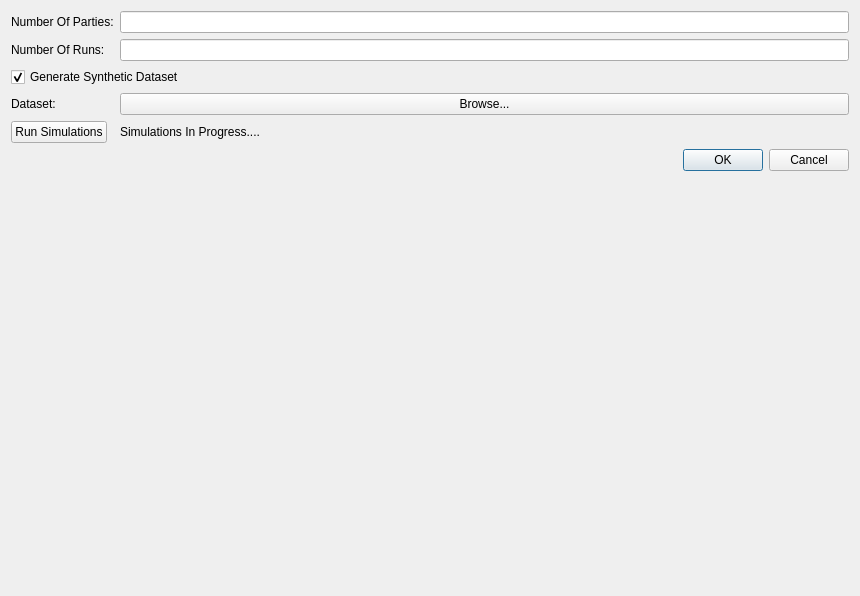
This is Client/UI/UiFiles/SimulationsDialog.ui in adar2/Privacy-preserving-machine-learning-laboratory as Qt 5 draws it before an edit. The edited form follows.
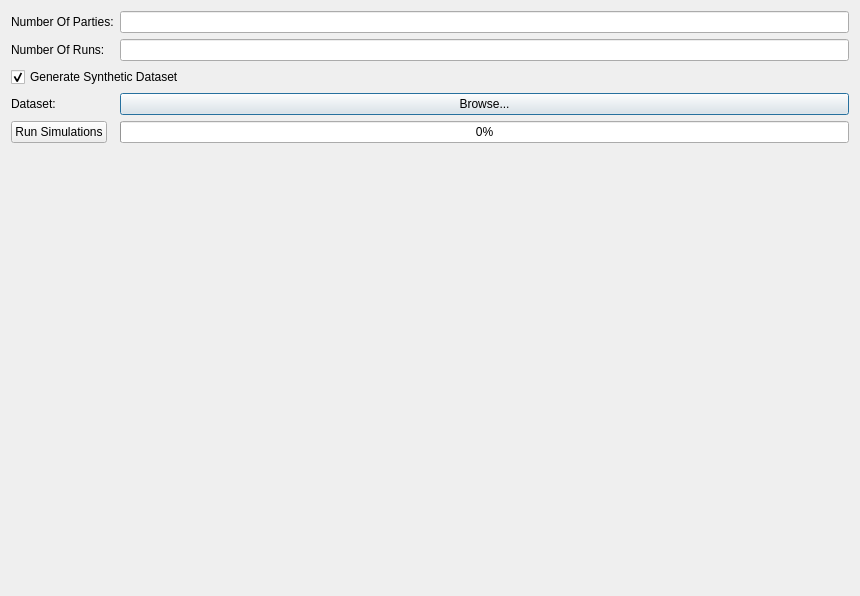
This is the edited form.

Commit message: Matched UI and Py file for simulations dialog

```diff
--- a/Client/UI/UiFiles/SimulationsDialog.ui
+++ b/Client/UI/UiFiles/SimulationsDialog.ui
@@ -70,20 +70,10 @@
        </property>
       </widget>
      </item>
-     <item row="9" column="1">
-      <widget class="QDialogButtonBox" name="buttonBox">
-       <property name="standardButtons">
-        <set>QDialogButtonBox::Cancel|QDialogButtonBox::Ok</set>
-       </property>
-      </widget>
-     </item>
-     <item row="10" column="0" colspan="2">
-      <layout class="QVBoxLayout" name="vert_layout"/>
-     </item>
      <item row="7" column="1">
-      <widget class="QLabel" name="loading_label">
-       <property name="text">
-        <string>Simulations In Progress....</string>
+      <widget class="QProgressBar" name="progress_bar">
+       <property name="value">
+        <number>0</number>
        </property>
       </widget>
      </item>
```
Left out of the diff: 38 changed lines with no effect on the pictures. The commit also changes 1 other file.
